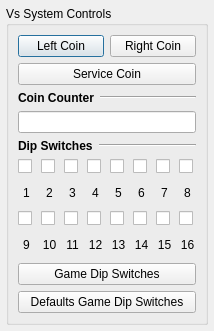
Above: src/gui/designer/dlgVsSystem.ui from punesemu/puNES before the change. Below: the same form after it.
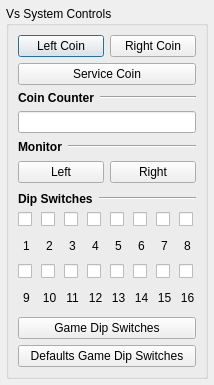
That is the form after the change.

Commit message:
Patches set for DualSystem support #9.
Added switch to select monitor.

Patch:
```diff
--- a/src/gui/designer/dlgVsSystem.ui
+++ b/src/gui/designer/dlgVsSystem.ui
@@ -7,7 +7,7 @@
     <x>0</x>
     <y>0</y>
     <width>214</width>
-    <height>331</height>
+    <height>385</height>
    </rect>
   </property>
   <property name="windowTitle">
@@ -105,7 +105,79 @@
        </layout>
       </item>
       <item>
-       <layout class="QHBoxLayout" name="horizontalLayout_dip_switches">
+       <widget class="QWidget" name="widget_Monitor" native="true">
+        <layout class="QVBoxLayout" name="verticalLayout_2">
+         <property name="leftMargin">
+          <number>0</number>
+         </property>
+         <property name="topMargin">
+          <number>0</number>
+         </property>
+         <property name="rightMargin">
+          <number>0</number>
+         </property>
+         <property name="bottomMargin">
+          <number>0</number>
+         </property>
+         <item>
+          <layout class="QHBoxLayout" name="horizontalLayout_Monitor">
+           <item>
+            <widget class="QLabel" name="label_Monitor">
+             <property name="font">
+              <font>
+               <weight>75</weight>
+               <bold>true</bold>
+              </font>
+             </property>
+             <property name="text">
+              <string>Monitor</string>
+             </property>
+            </widget>
+           </item>
+           <item>
+            <widget class="Line" name="line_Monitor">
+             <property name="sizePolicy">
+              <sizepolicy hsizetype="Expanding" vsizetype="Fixed">
+               <horstretch>0</horstretch>
+               <verstretch>0</verstretch>
+              </sizepolicy>
+             </property>
+             <property name="orientation">
+              <enum>Qt::Horizontal</enum>
+             </property>
+            </widget>
+           </item>
+          </layout>
+         </item>
+         <item>
+          <layout class="QHBoxLayout" name="horizontalLayout_Button_Monitor">
+           <item>
+            <widget class="QPushButton" name="pushButton_Left_Monitor">
+             <property name="text">
+              <string>Left</string>
+             </property>
+             <property name="checkable">
+              <bool>true</bool>
+             </property>
+            </widget>
+           </item>
+           <item>
+            <widget class="QPushButton" name="pushButton_Right_Monitor">
+             <property name="text">
+              <string>Right</string>
+             </property>
+             <property name="checkable">
+              <bool>true</bool>
+             </property>
+            </widget>
+           </item>
+          </layout>
+         </item>
+        </layout>
+       </widget>
+      </item>
+      <item>
+       <layout class="QHBoxLayout" name="horizontalLayout_Dip_Switches">
         <item>
          <widget class="QLabel" name="label_Dip_Switches">
           <property name="font">
@@ -267,7 +339,22 @@
        </layout>
       </item>
       <item>
-       <layout class="QGridLayout" name="gridLayout_dip_switches2">
+       <widget class="QWidget" name="widget_Dip_Switches2" native="true">
+        <layout class="QVBoxLayout" name="verticalLayout">
+         <property name="leftMargin">
+          <number>0</number>
+         </property>
+         <property name="topMargin">
+          <number>0</number>
+         </property>
+         <property name="rightMargin">
+          <number>0</number>
+         </property>
+         <property name="bottomMargin">
+          <number>0</number>
+         </property>
+         <item>
+          <layout class="QGridLayout" name="gridLayout_Dip_Switches2">
         <item row="1" column="3">
          <widget class="QLabel" name="label_ds13">
           <property name="text">
@@ -398,6 +485,9 @@
         </item>
        </layout>
       </item>
+        </layout>
+       </widget>
+      </item>
       <item>
        <widget class="QPushButton" name="pushButton_Dip_Switches">
         <property name="text">
```
Left out of the diff: 13 changed lines with no effect on the pictures. Lines whose indentation alone changed are shown as unchanged. The commit also changes 6 other files.
